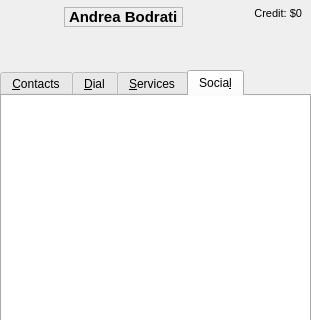
Old version of the form src/tools/yastuff/yamainwindow.ui in the repository AlekSi/Jabbin; both pictures show x 0 to 311 and y 0 to 320 of the 311 by 639 pixel window.
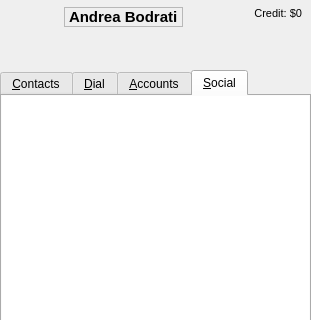
New version of the form. Icons and pictures are not drawn. Custom widgets are drawn as their Qt base class.

Commit message: If the server supplies "Openfire Server" as a name, JID is displayed

The edit to the form file:
```diff
--- a/src/tools/yastuff/yamainwindow.ui
+++ b/src/tools/yastuff/yamainwindow.ui
@@ -456,7 +456,7 @@
            <disabledoff>:/customwidgets/generic/data/blank.png</disabledoff>:/iconsets/roster/roster-tabs/services.png</iconset>
          </attribute>
          <attribute name="title">
-          <string>&amp;Services</string>
+          <string>&amp;Accounts</string>
          </attribute>
          <widget class="ServicesPanel" name="servicesPanel" native="true">
           <property name="geometry">
@@ -481,7 +481,7 @@
            <disabledoff>:/customwidgets/generic/data/blank.png</disabledoff>:/iconsets/roster/roster-tabs/social.png</iconset>
          </attribute>
          <attribute name="title">
-          <string>Socia&amp;l</string>
+          <string>&amp;Social</string>
          </attribute>
         </widget>
        </widget>
```
The commit also changes 2 other files.
